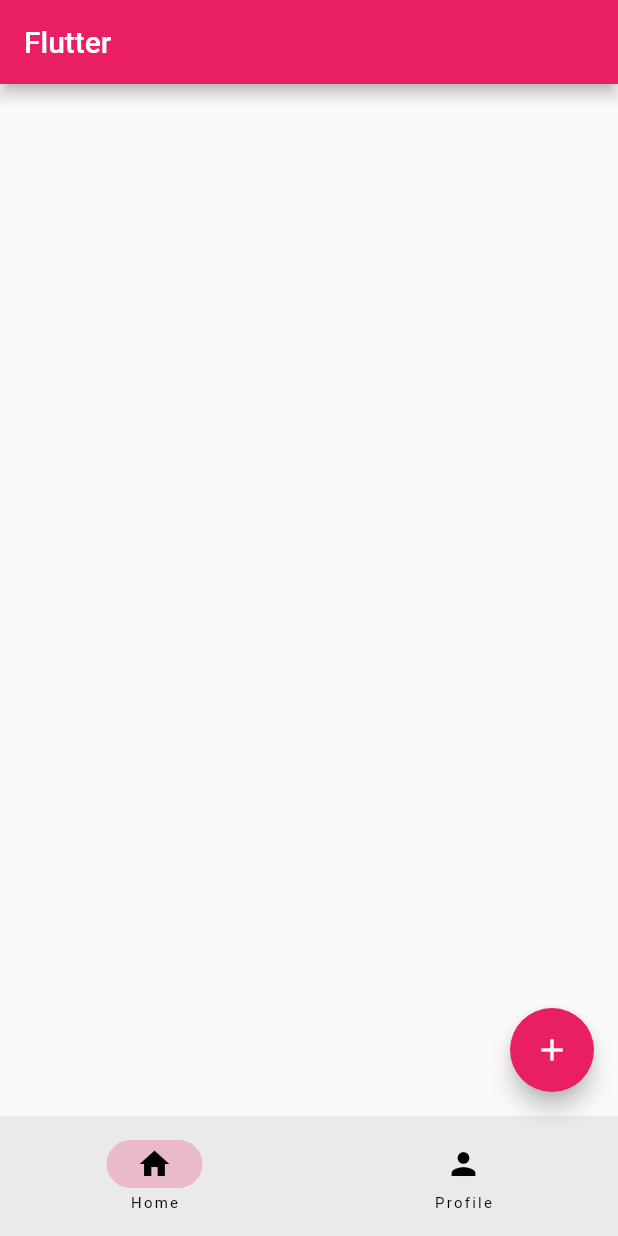
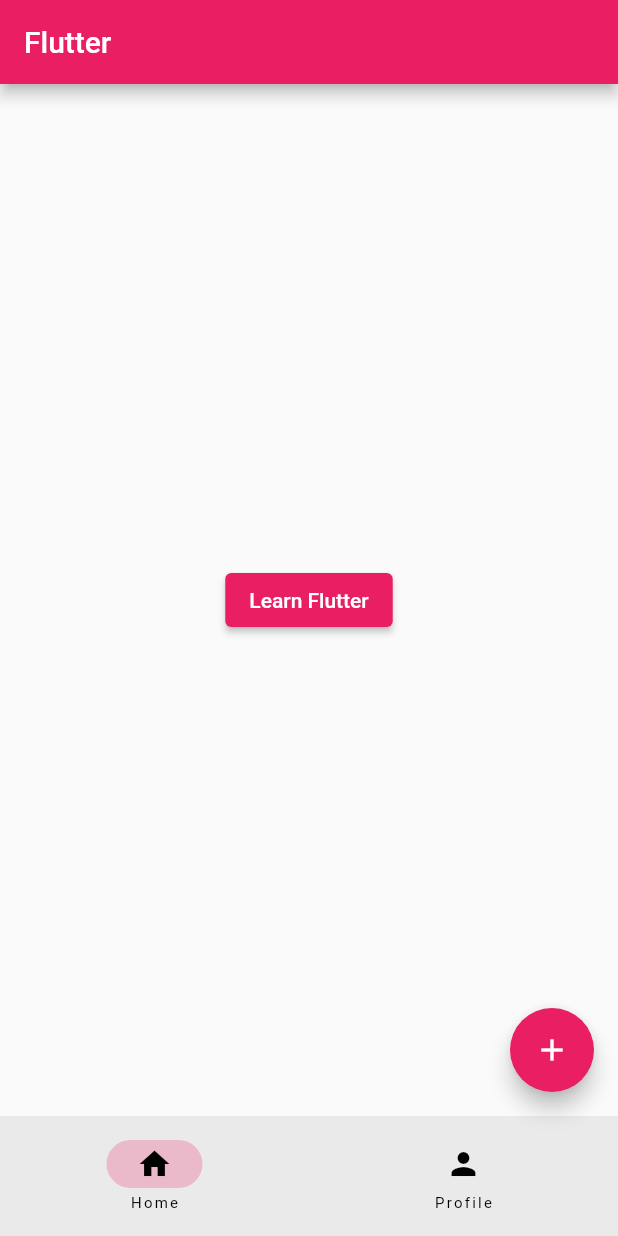
Before and after one commit to Meowmeowiee/samvilla_mobdev, a Flutter app: the screen it shows after launch, on a phone screen of 412 x 824 dp. Run offline on Flutter 3.47's test engine with Material 3 defaults, Android fonts, the light colour scheme and no system bars.

Commit message:
HomePage

```diff
--- /dev/null
+++ b/lib/home_page.dart
@@ -0,0 +1,24 @@
+import 'package:flutter/material.dart';
+import 'package:samvilla_mobdev/learn_flutter_page.dart';
+
+class HomePage extends StatelessWidget {
+  const HomePage({super.key});
+
+  @override
+  Widget build(BuildContext context) {
+    return Center(
+      child: ElevatedButton(
+        onPressed: () {
+          Navigator.of(context).push(
+            MaterialPageRoute(
+              builder: (BuildContext context) {
+                return const LearnFlutterPage();
+              },
+            ),
+          );
+        },
+        child: Text('Learn Flutter'),
+      ),
+    );
+  }
+}
--- a/lib/main.dart
+++ b/lib/main.dart
@@ -1,4 +1,5 @@
 import 'package:flutter/material.dart';
+import 'package:samvilla_mobdev/home_page.dart';
 
 void main() {
   runApp(const MyApp());
@@ -36,6 +37,7 @@
       appBar: AppBar(
         title: const Text('Flutter'),
       ),
+      body: const HomePage(),
       floatingActionButton: FloatingActionButton(
         onPressed: () {
           debugPrint('Floating Action Button');
--- a/pubspec.yaml
+++ b/pubspec.yaml
@@ -58,8 +58,8 @@
   uses-material-design: true
 
   # To add assets to your application, add an assets section, like this:
-  # assets:
-  #   - images/a_dot_burr.jpeg
+  assets:
+    - images/einstein.jpg
   #   - images/a_dot_ham.jpeg
 
   # An image asset can refer to one or more resolution-specific "variants", see
```
